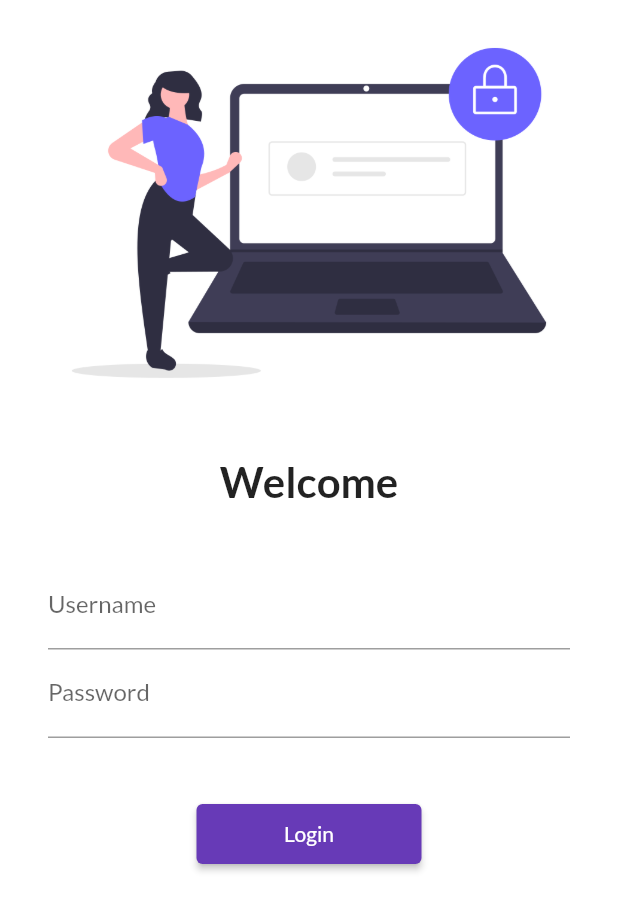
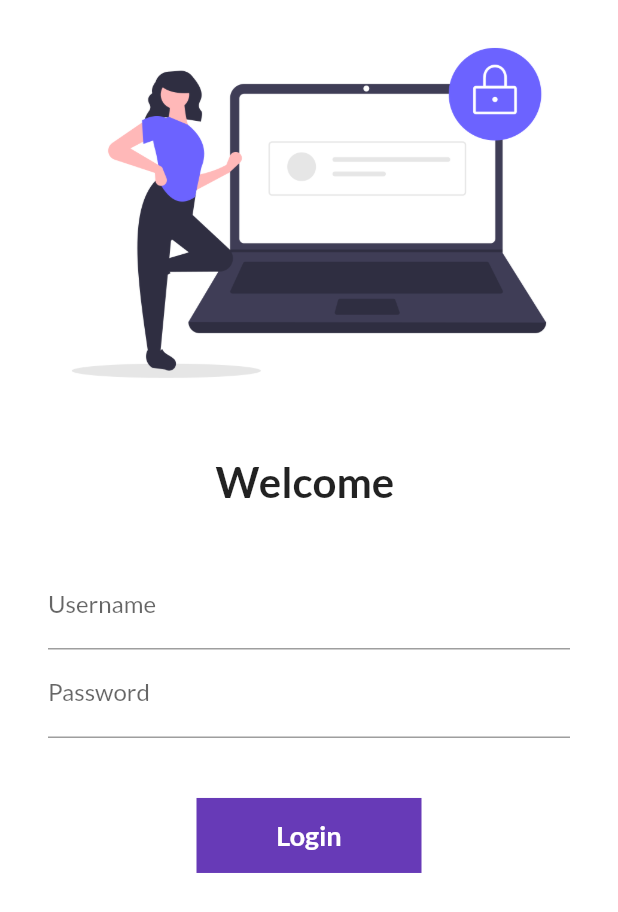
Before and after one commit to prac-this/30daysofFlutter, a Flutter app: the screen it shows after launch, on a phone screen of 412 x 824 dp. Shown: the top 912 px of the screen. Run offline on Flutter 3.47's test engine with Material 2 defaults, Android fonts, the phone set to English and light mode, and no system bars; our stand-ins replace google_fonts.

Commit message:
day 6 completed

```diff
--- a/lib/pages/login_page.dart
+++ b/lib/pages/login_page.dart
@@ -1,8 +1,14 @@
 import 'package:flutter/material.dart';
 import 'package:flutter_catalog/utils/routes.dart';
 
-class LoginPage extends StatelessWidget {
-  const LoginPage({Key? key}) : super(key: key);
+class LoginPage extends StatefulWidget {
+  @override
+  _LoginPageState createState() => _LoginPageState();
+}
+
+class _LoginPageState extends State<LoginPage> {
+  String name = "";
+  bool changeButton = false;
 
   @override
   Widget build(BuildContext context) {
@@ -19,7 +25,7 @@ class LoginPage extends StatelessWidget {
               height: 20.0,
             ),
             Text(
-              'Welcome',
+              'Welcome $name',
               style: TextStyle(fontSize: 28, fontWeight: FontWeight.bold),
             ),
             SizedBox(
@@ -32,6 +38,10 @@ class LoginPage extends StatelessWidget {
                   TextFormField(
                     decoration: InputDecoration(
                         hintText: "Enter username", labelText: 'Username'),
+                    onChanged: (value) {
+                      name = value;
+                      setState(() {});
+                    },
                   ),
                   TextFormField(
                     obscureText: true,
@@ -41,15 +51,50 @@ class LoginPage extends StatelessWidget {
                   SizedBox(
                     height: 40.0,
                   ),
-                  ElevatedButton(
-                    onPressed: () {
+                  InkWell(
+                    onTap: () async {
+                      setState(() {
+                        changeButton = true;
+                      });
+                      await Future.delayed(Duration(seconds: 1));
                       Navigator.pushNamed(context, MyRoutes.homeRoute);
                     },
-                    child: Text('Login'),
-                    style: TextButton.styleFrom(
-                      minimumSize: Size(150, 40),
+                    child: AnimatedContainer(
+                      duration: Duration(seconds: 1),
+                      width: changeButton ? 50 : 150,
+                      height: 50,
+                      alignment: Alignment.center,
+                      child: changeButton
+                          ? Icon(
+                              Icons.done,
+                              color: Colors.white,
+                            )
+                          : Text(
+                              "Login",
+                              style: TextStyle(
+                                color: Colors.white,
+                                fontWeight: FontWeight.bold,
+                                fontSize: 18,
+                              ),
+                            ),
+                      decoration: BoxDecoration(
+                          color: Colors.deepPurple,
+                          // shape: changeButton
+                          //     ? BoxShape.circle
+                          //     : BoxShape.rectangle,
+                          borderRadius:
+                              BorderRadius.circular(changeButton ? 50 : 0)),
                     ),
                   ),
+                  // ElevatedButton(
+                  //   onPressed: () {
+                  //     Navigator.pushNamed(context, MyRoutes.homeRoute);
+                  //   },
+                  //   child: Text('Login'),
+                  //   style: TextButton.styleFrom(
+                  //     minimumSize: Size(150, 40),
+                  //   ),
+                  // ),
                 ],
               ),
             ),
```
